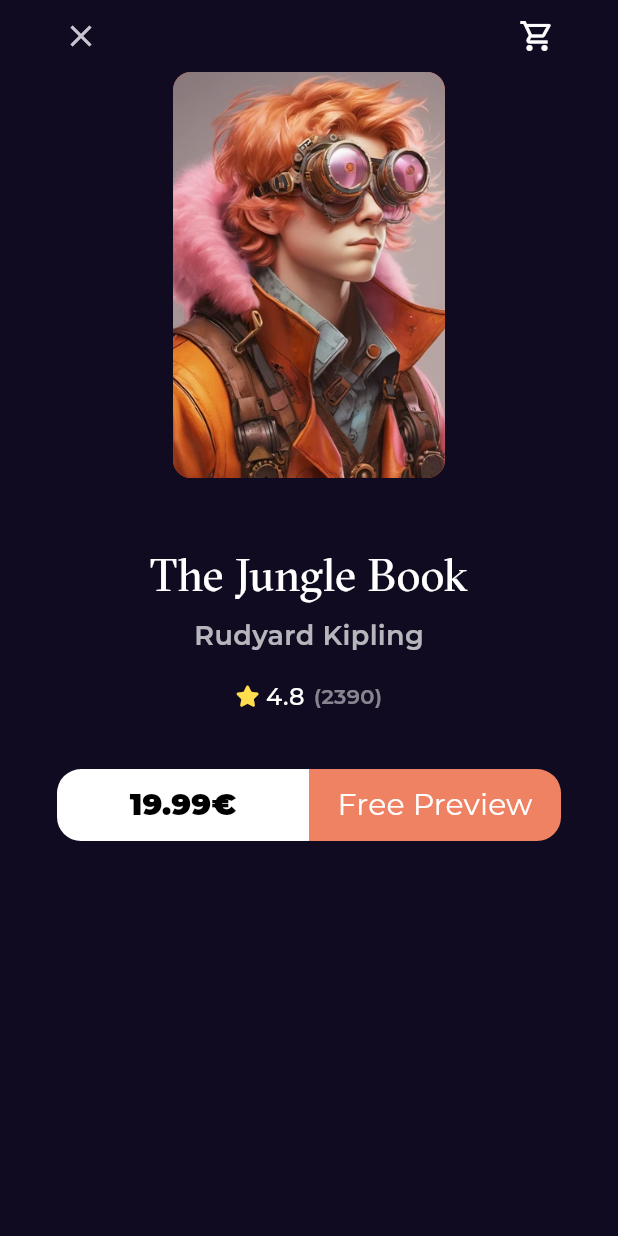
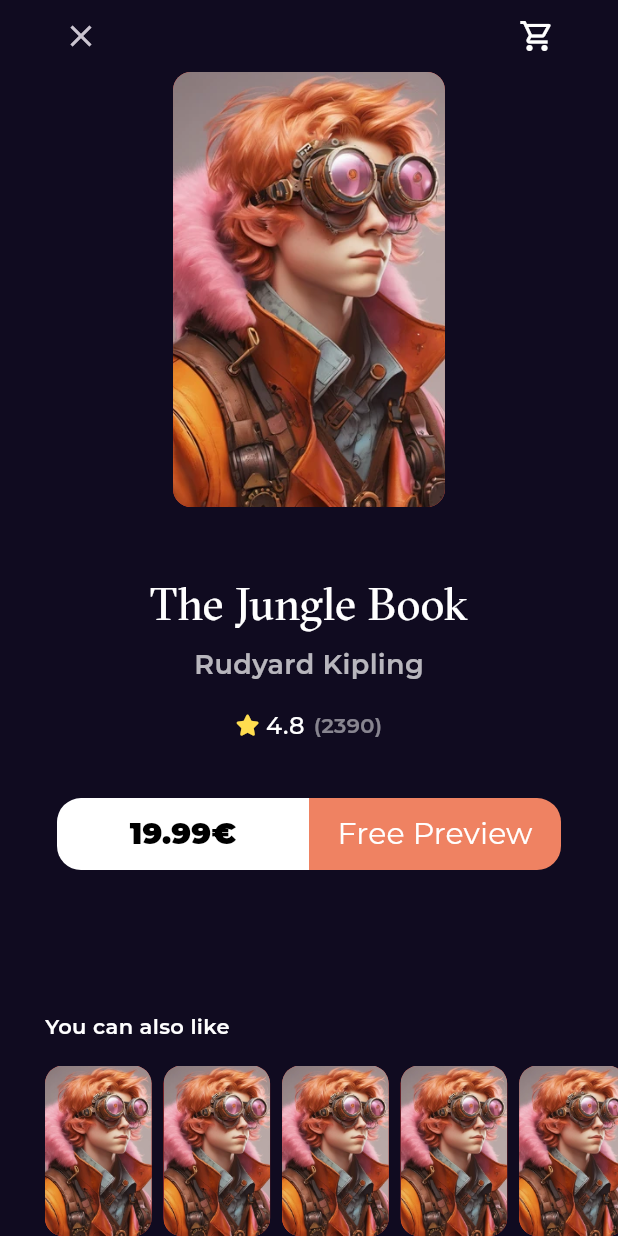
Before and after one commit to Eslam-Hossam1/bookly_app, a Flutter app: the BookDetailsView screen opened by its route, on a phone screen of 412 x 824 dp. Run offline on Flutter 3.47's test engine with Material 3 defaults, Android fonts, the phone set to English and light mode, and no system bars; our stand-ins replace flutter_svg, font_awesome_flutter, go_router, google_fonts.

Commit message:
refactor & create and add similar books list view to book details view body

```diff
--- /dev/null
+++ b/lib/Features/home/presentation/views/widgets/book_details_section.dart
@@ -0,0 +1,47 @@
+import 'package:bookly_app/Features/home/presentation/views/widgets/book_rating.dart';
+import 'package:bookly_app/Features/home/presentation/views/widgets/books_action.dart';
+import 'package:bookly_app/Features/home/presentation/views/widgets/custom_book_image.dart';
+import 'package:bookly_app/core/utils/styles.dart';
+import 'package:flutter/material.dart';
+
+class BookDetailsSection extends StatelessWidget {
+  const BookDetailsSection({super.key});
+
+  @override
+  Widget build(BuildContext context) {
+    return Column(
+      children: [
+        Padding(
+          padding: EdgeInsets.symmetric(
+              horizontal: MediaQuery.of(context).size.width * 0.28),
+          child: const CustomBookImage(),
+        ),
+        const SizedBox(
+          height: 43,
+        ),
+        const Text(
+          "The Jungle Book",
+          style: Styles.textStyle30,
+        ),
+        const SizedBox(
+          height: 6,
+        ),
+        Text(
+          "Rudyard Kipling",
+          style: Styles.textStyle18.copyWith(
+              fontWeight: FontWeight.w600, color: Colors.white.withOpacity(.7)),
+        ),
+        const SizedBox(
+          height: 16,
+        ),
+        const BookRating(
+          mainAxisAlignment: MainAxisAlignment.center,
+        ),
+        const SizedBox(
+          height: 37,
+        ),
+        const BooksAction(),
+      ],
+    );
+  }
+}
--- a/lib/Features/home/presentation/views/widgets/books_details_view_body.dart
+++ b/lib/Features/home/presentation/views/widgets/books_details_view_body.dart
@@ -1,9 +1,11 @@
+import 'package:bookly_app/Features/home/presentation/views/widgets/book_details_section.dart';
 import 'package:bookly_app/Features/home/presentation/views/widgets/book_rating.dart';
 import 'package:bookly_app/Features/home/presentation/views/widgets/books_action.dart';
 import 'package:bookly_app/Features/home/presentation/views/widgets/custom_book_details_app_bar.dart';
 import 'package:bookly_app/Features/home/presentation/views/widgets/custom_book_image.dart';
+import 'package:bookly_app/Features/home/presentation/views/widgets/similar_box.dart';
+import 'package:bookly_app/constants.dart';
 import 'package:bookly_app/core/utils/styles.dart';
-import 'package:flutter/cupertino.dart';
 import 'package:flutter/material.dart';
 
 class BookDetailsBody extends StatelessWidget {
@@ -11,39 +13,23 @@ class BookDetailsBody extends StatelessWidget {
 
   @override
   Widget build(BuildContext context) {
-    return Column(
-      children: [
-        const CustomBookDetailsAppBar(),
-        Padding(
-          padding: EdgeInsets.symmetric(
-              horizontal: MediaQuery.of(context).size.width * 0.28),
-          child: const CustomBookImage(),
+    return const CustomScrollView(
+      slivers: [
+        SliverFillRemaining(
+          hasScrollBody: false,
+          child: Column(
+            children: [
+              CustomBookDetailsAppBar(),
+              BookDetailsSection(),
+              Expanded(
+                child: SizedBox(
+                  height: 50,
+                ),
+              ),
+              SimilarBox()
+            ],
+          ),
         ),
-        const SizedBox(
-          height: 43,
-        ),
-        const Text(
-          "The Jungle Book",
-          style: Styles.textStyle30,
-        ),
-        const SizedBox(
-          height: 6,
-        ),
-        Text(
-          "Rudyard Kipling",
-          style: Styles.textStyle18.copyWith(
-              fontWeight: FontWeight.w600, color: Colors.white.withOpacity(.7)),
-        ),
-        const SizedBox(
-          height: 16,
-        ),
-        const BookRating(
-          mainAxisAlignment: MainAxisAlignment.center,
-        ),
-        const SizedBox(
-          height: 37,
-        ),
-        const BooksAction(),
       ],
     );
   }
--- a/lib/Features/home/presentation/views/widgets/custom_book_image.dart
+++ b/lib/Features/home/presentation/views/widgets/custom_book_image.dart
@@ -8,7 +8,7 @@ class CustomBookImage extends StatelessWidget {
   @override
   Widget build(BuildContext context) {
     return AspectRatio(
-      aspectRatio: 150 / 224,
+      aspectRatio: 140 / 224,
       child: Container(
         decoration: BoxDecoration(
           borderRadius: BorderRadius.circular(12),
--- /dev/null
+++ b/lib/Features/home/presentation/views/widgets/similar_books_list_view.dart
@@ -0,0 +1,27 @@
+import 'package:bookly_app/Features/home/presentation/views/widgets/custom_book_image.dart';
+import 'package:bookly_app/constants.dart';
+import 'package:flutter/material.dart';
+
+class SimilarBooksListView extends StatelessWidget {
+  const SimilarBooksListView({super.key});
+
+  @override
+  Widget build(BuildContext context) {
+    return SizedBox(
+      height: MediaQuery.of(context).size.height * 112 / 812,
+      child: ListView.separated(
+        padding: const EdgeInsets.symmetric(horizontal: kAppHorizontalPadding),
+        scrollDirection: Axis.horizontal,
+        itemCount: 20,
+        itemBuilder: (context, index) {
+          return const CustomBookImage();
+        },
+        separatorBuilder: (context, index) {
+          return const SizedBox(
+            width: 8,
+          );
+        },
+      ),
+    );
+  }
+}
--- /dev/null
+++ b/lib/Features/home/presentation/views/widgets/similar_box.dart
@@ -0,0 +1,30 @@
+import 'package:bookly_app/Features/home/presentation/views/widgets/books_details_view_body.dart';
+import 'package:bookly_app/Features/home/presentation/views/widgets/similar_books_list_view.dart';
+import 'package:bookly_app/constants.dart';
+import 'package:bookly_app/core/utils/styles.dart';
+import 'package:flutter/material.dart';
+
+class SimilarBox extends StatelessWidget {
+  const SimilarBox({super.key});
+
+  @override
+  Widget build(BuildContext context) {
+    return Column(
+      crossAxisAlignment: CrossAxisAlignment.start,
+      children: [
+        Padding(
+          padding:
+              const EdgeInsets.symmetric(horizontal: kAppHorizontalPadding),
+          child: Text(
+            "You can also like",
+            style: Styles.textStyle14.copyWith(fontWeight: FontWeight.w600),
+          ),
+        ),
+        const SizedBox(
+          height: 16,
+        ),
+        const SimilarBooksListView()
+      ],
+    );
+  }
+}
```
